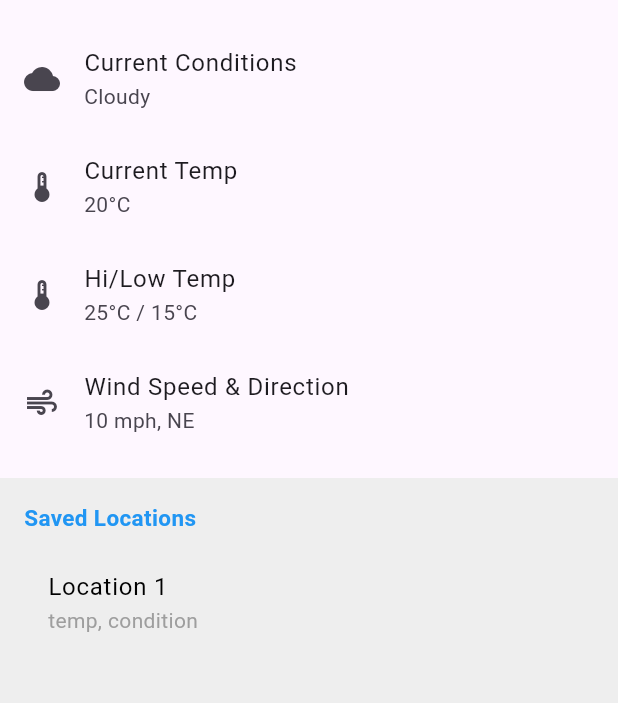
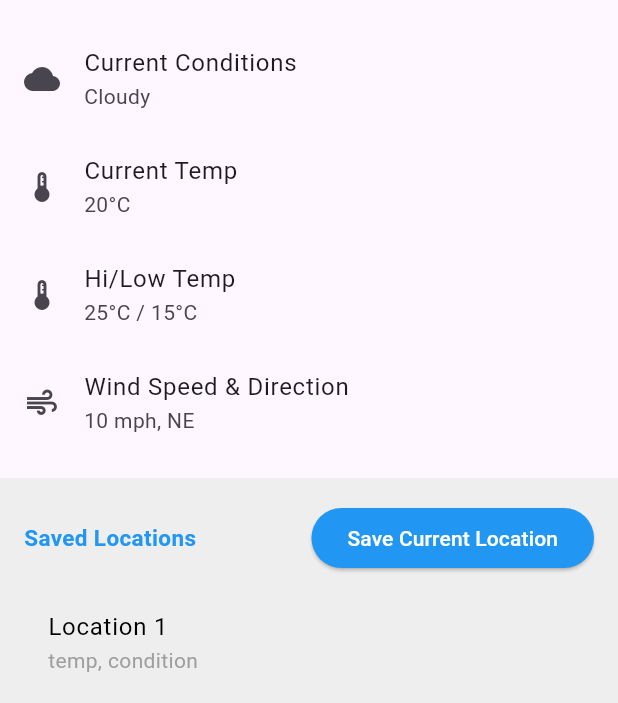
Before and after one commit to TheGreatJustinn/COSC-625, a Flutter app: the screen it shows after launch, on a phone screen of 412 x 824 dp, the part 533-1236 px from its top. Run offline on Flutter 3.47's test engine with Material 3 defaults, Android fonts, the phone set to English and light mode, and no system bars.

Commit message:
added button to save currently displayed location to list of saved locations

```diff
--- a/weatherplan2/lib/screens/saved_locations.dart
+++ b/weatherplan2/lib/screens/saved_locations.dart
@@ -1,21 +1,35 @@
 import 'package:flutter/material.dart';
 
 class SavedLocations extends StatelessWidget {
+  final VoidCallback onSaveCurrentLocation; // Add this line
+
+  // Update constructor to accept onSaveCurrentLocation
+  SavedLocations({required this.onSaveCurrentLocation});
+
   @override
   Widget build(BuildContext context) {
     return Container(
       padding: EdgeInsets.all(16.0),
-      color: Colors.grey[200], // Background color of the saved locations section
+      color: Colors.grey[200],
       child: Column(
         crossAxisAlignment: CrossAxisAlignment.start,
         children: [
-          Text(
-            'Saved Locations',
-            style: TextStyle(
-              fontSize: 15.0,
-              fontWeight: FontWeight.bold,
-              color: Colors.blue, // Text color of the section title
-            ),
+          Row(
+            mainAxisAlignment: MainAxisAlignment.spaceBetween,
+            children: [
+              Text(
+                'Saved Locations',
+                style: TextStyle(fontSize: 15.0, fontWeight: FontWeight.bold, color: Colors.blue),
+              ),
+              ElevatedButton(
+                onPressed: onSaveCurrentLocation,
+                child: Text('Save Current Location'),
+                style: ElevatedButton.styleFrom(
+                  backgroundColor: Colors.blue, // Background color
+                  foregroundColor: Colors.white, // Text color
+                ),
+              ),
+            ],
           ),
           SizedBox(height: 10.0),
           Expanded(
--- a/weatherplan2/lib/screens/weather_screen.dart
+++ b/weatherplan2/lib/screens/weather_screen.dart
@@ -2,15 +2,22 @@ import 'package:flutter/material.dart';
 import 'package:weatherplan2/utils/location_search.dart';
 import 'package:weatherplan2/screens/saved_locations.dart';
 
+
+
 class WeatherScreen extends StatelessWidget {
+  final String currentLocation = "New York, NY";  // Assume this is your current location
+
+  void saveCurrentLocation() {
+    // Logic to save the location
+    print("Saved location: $currentLocation");
+    // Here, implement the actual saving logic, possibly involving state management or database storage
+  }
+
   @override
   Widget build(BuildContext context) {
     return Scaffold(
       appBar: AppBar(
-        title: Image.asset(
-          'assets/WeatherPlanLogo.png',
-          width: 200,
-        ),
+        title: Image.asset('assets/WeatherPlanLogo.png', width: 200),
       ),
       body: Column(
         children: [
@@ -84,8 +91,10 @@ class WeatherScreen extends StatelessWidget {
             ),
           ),
           Container(
-            height: 150.0, // Height of the container for saved locations
-            child: SavedLocations(), // List of saved locations
+            height: 150.0,
+            child: SavedLocations(
+              onSaveCurrentLocation: saveCurrentLocation, // Pass the save action
+            ),
           ),
         ],
       ),
```
Also changed, not shown: weatherplan2/test.dart (deleted).
